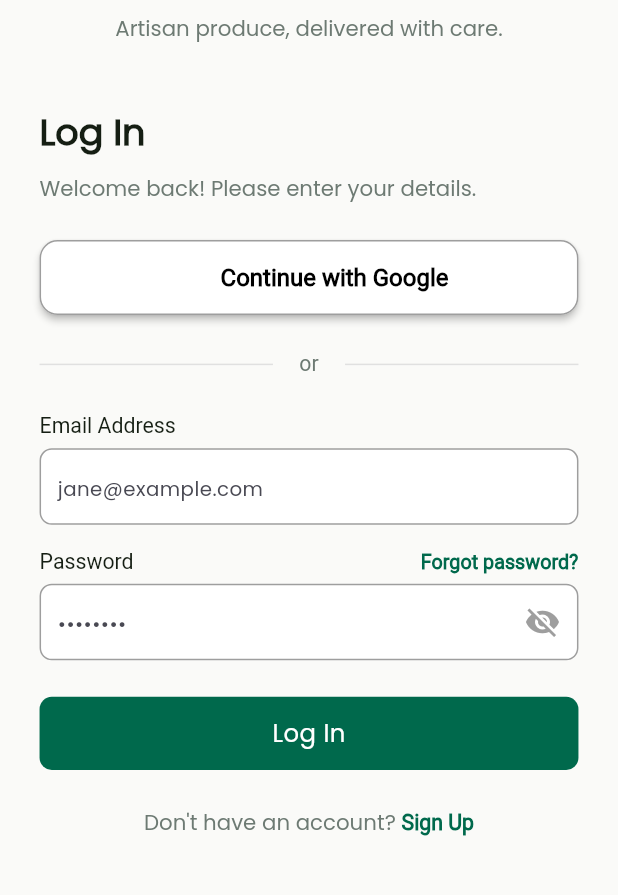
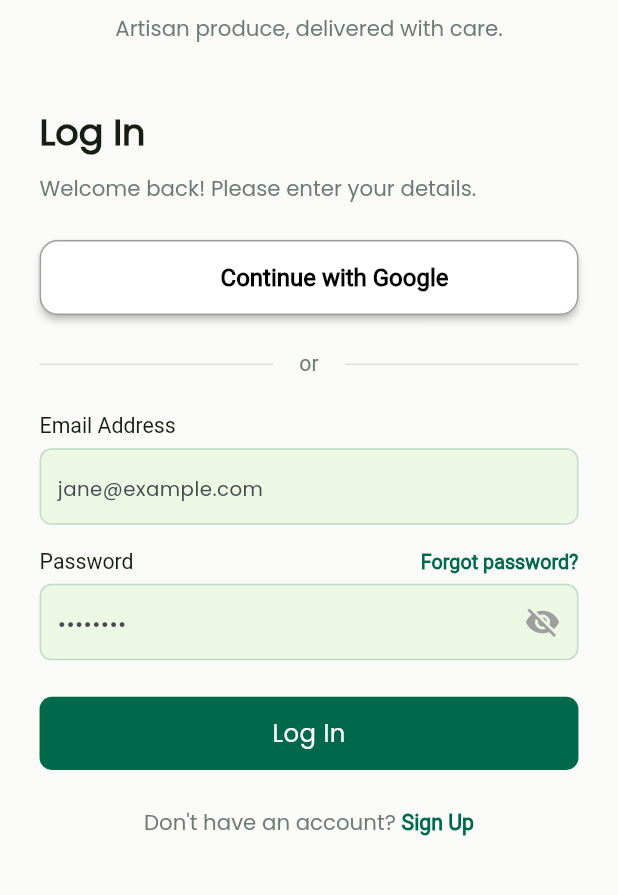
Before and after one commit to musadev147/el_arbol, a Flutter app: the SignInScreen screen opened by its route, on a phone screen of 412 x 824 dp, the part 156-1051 px from its top. Run offline on Flutter 3.47's test engine with Material 3 defaults, Android fonts, the phone set to English and light mode, and no system bars; drawn by our look-alikes of auto_animated; our stand-ins replace cached_network_image, connectivity_plus, device_info_plus, dio, flutter_easyloading, flutter_screenutil and 11 more; missing offline and left inert: dotlottie_loader, svg_flutter, syncfusion_flutter_pdf, syncfusion_flutter_pdfviewer; accounts and stored records are empty; network calls fail.

Commit message:
Highlight email and password fields on login screen using brand colors (#ECF7E4 background and #00694C borders)

```diff
--- a/lib/common_wigdets/custom_textfiled.dart
+++ b/lib/common_wigdets/custom_textfiled.dart
@@ -31,6 +31,9 @@ class CustomTextFormField extends StatefulWidget {
   final VoidCallback? onTap;
   final bool? enableBorderSide;
   final bool? isPassword;
+  final Color? fillColor;
+  final Color? borderColor;
+  final Color? focusBorderColor;
 
   CustomTextFormField({
     super.key,
@@ -57,6 +60,9 @@ class CustomTextFormField extends StatefulWidget {
     this.onTap,
     this.enableBorderSide = true,
     this.isPassword = false,
+    this.fillColor,
+    this.borderColor,
+    this.focusBorderColor,
   });
 
   @override
@@ -106,13 +112,13 @@ class _CustomTextFormFieldState extends State<CustomTextFormField> {
         maxLines: widget.maxLine ?? 1,
         style: (TextFontStyle.textStyle20PoppinsW400 ?? const TextStyle())
             .copyWith(
-          color: AppColors.allPrimaryColor,
+          color: const Color(0xFF151E13),
           fontSize: 16.sp,
         ),
-        cursorColor: AppColors.allPrimaryColor,
+        cursorColor: widget.focusBorderColor ?? AppColors.allPrimaryColor,
         decoration: InputDecoration(
   filled: true,
-  fillColor: Colors.white,
+  fillColor: widget.fillColor ?? Colors.white,
   labelText: widget.labelText,
   hintText: widget.hintText,
   hintStyle: TextFontStyle.textStyle121C1C28Poppins400.copyWith(
@@ -131,7 +137,7 @@ class _CustomTextFormFieldState extends State<CustomTextFormField> {
       ? IconButton(
           icon: Icon(
             _isPasswordVisible ? Icons.visibility : Icons.visibility_off,
-            color: _isFocused ? AppColors.allPrimaryColor : Colors.grey,
+            color: _isFocused ? (widget.focusBorderColor ?? AppColors.allPrimaryColor) : Colors.grey,
           ),
           onPressed: () {
             setState(() {
@@ -146,7 +152,7 @@ class _CustomTextFormFieldState extends State<CustomTextFormField> {
                 padding: const EdgeInsets.only(right: 16),
                 child: Icon(
                   widget.suffixIcon,
-                  color: _isFocused ? AppColors.allPrimaryColor : Colors.orange,
+                  color: _isFocused ? (widget.focusBorderColor ?? AppColors.allPrimaryColor) : Colors.orange,
                 ),
               ),
             )
@@ -154,15 +160,15 @@ class _CustomTextFormFieldState extends State<CustomTextFormField> {
 
   border: OutlineInputBorder(
     borderRadius: BorderRadius.circular(widget.borderRadius ?? 12),
-    borderSide: const BorderSide(width: 1, color: Colors.grey),
+    borderSide: BorderSide(width: 1, color: widget.borderColor ?? Colors.grey),
   ),
   enabledBorder: OutlineInputBorder(
     borderRadius: BorderRadius.circular(widget.borderRadius ?? 12),
-    borderSide: const BorderSide(width: 1, color: Colors.grey),
+    borderSide: BorderSide(width: 1, color: widget.borderColor ?? Colors.grey),
   ),
   focusedBorder: OutlineInputBorder(
     borderRadius: BorderRadius.circular(widget.borderRadius ?? 12),
-    borderSide: const BorderSide(width: 1, color: AppColors.allPrimaryColor),
+    borderSide: BorderSide(width: 1.5, color: widget.focusBorderColor ?? AppColors.allPrimaryColor),
   ),
   errorBorder: OutlineInputBorder(
     borderRadius: BorderRadius.circular(widget.borderRadius ?? 12),
@@ -170,7 +176,7 @@ class _CustomTextFormFieldState extends State<CustomTextFormField> {
   ),
   focusedErrorBorder: OutlineInputBorder(
     borderRadius: BorderRadius.circular(widget.borderRadius ?? 12),
-    borderSide: const BorderSide(width: 1, color: Colors.red),
+    borderSide: const BorderSide(width: 1.5, color: Colors.red),
   ),
 
   errorStyle: const TextStyle(
--- a/lib/featuers/auth/login/presentation/login_screen.dart
+++ b/lib/featuers/auth/login/presentation/login_screen.dart
@@ -153,11 +153,14 @@ class _SignInScreenState extends State<SignInScreen> {
                   ),
                 ),
                 SizedBox(height: 6.h),
-                CustomTextFormField(
+                 CustomTextFormField(
                   controller: _emailController,
                   hintText: 'jane@example.com',
                   keyboardType: TextInputType.emailAddress,
                   borderRadius: 8.r,
+                  fillColor: const Color(0xFFECF7E4),
+                  borderColor: const Color(0xFF00694C).withOpacity(0.2),
+                  focusBorderColor: const Color(0xFF00694C),
                   validator: (value) {
                     if (value == null || value.isEmpty) {
                       return 'Please enter your email';
@@ -198,11 +201,14 @@ class _SignInScreenState extends State<SignInScreen> {
                   ],
                 ),
                 SizedBox(height: 6.h),
-                CustomTextFormField(
+                 CustomTextFormField(
                   controller: _passwordController,
                   hintText: '••••••••',
                   isPassword: true,
                   borderRadius: 8.r,
+                  fillColor: const Color(0xFFECF7E4),
+                  borderColor: const Color(0xFF00694C).withOpacity(0.2),
+                  focusBorderColor: const Color(0xFF00694C),
                   validator: (value) {
                     if (value == null || value.isEmpty) {
                       return 'Please enter your password';
```
